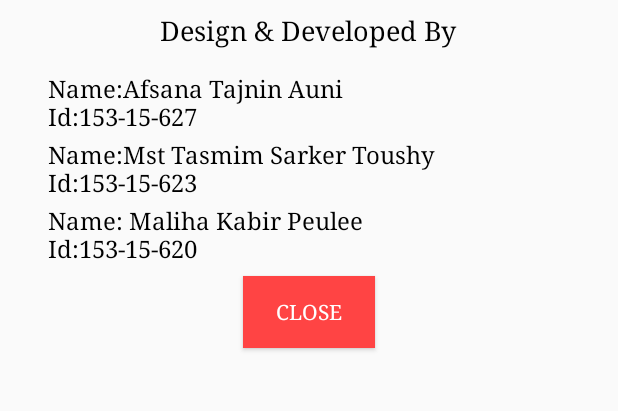
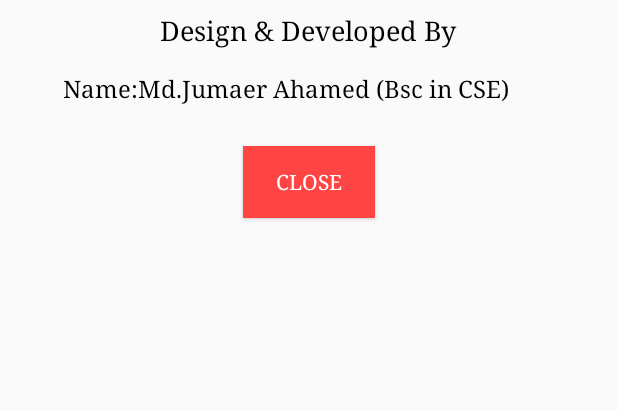
Before and after one commit to Jumaer/Women_Security_, an Android app: the layout about_us.xml on its own in the app's theme, with its tools: preview values and no code run, on a phone screen of 412 x 824 dp, the part 227-638 px from its top. Run offline under Robolectric (Android 15) with nearby library versions, the phone set to English and light mode, and no system bars.

Commit message:
changed layout me

```diff
--- a/app/src/main/res/layout/about_us.xml
+++ b/app/src/main/res/layout/about_us.xml
@@ -38,51 +38,29 @@
         android:textColor="@android:color/black"/>
 
     <androidx.appcompat.widget.AppCompatTextView
-        android:id="@+id/first"
+        android:id="@+id/me"
         android:layout_width="wrap_content"
         android:layout_height="wrap_content"
         android:layout_below="@id/developed_by"
-        android:layout_marginTop="16sp"
-        android:layout_marginLeft="16sp"
-        android:text="@string/first"
+        android:layout_marginTop="16dp"
+        android:layout_marginLeft="26dp"
+        android:text="@string/me"
         android:textColor="@android:color/black"
         android:fontFamily="serif"
         android:textSize="16sp"/>
-    <androidx.appcompat.widget.AppCompatTextView
-        android:id="@+id/second"
-        android:layout_width="wrap_content"
-        android:layout_height="wrap_content"
-        android:layout_below="@id/first"
-        android:layout_marginTop="4sp"
-        android:layout_marginLeft="16sp"
-        android:text="@string/second"
-        android:fontFamily="serif"
-        android:textSize="16sp"
-        android:textColor="@android:color/black"/>
-    <androidx.appcompat.widget.AppCompatTextView
-        android:id="@+id/third"
-        android:layout_width="wrap_content"
-        android:layout_height="wrap_content"
-        android:layout_marginTop="4sp"
-        android:layout_marginLeft="16sp"
-        android:layout_below="@id/second"
-        android:text="@string/third"
-        android:fontFamily="serif"
-        android:textSize="16sp"
-        android:textColor="@android:color/black"/>
 
     <androidx.appcompat.widget.AppCompatButton
         android:id="@+id/close"
         android:layout_width="wrap_content"
         android:layout_height="wrap_content"
         android:layout_centerHorizontal="true"
-        android:layout_marginTop="8sp"
-        android:layout_below="@id/third"
+        android:layout_marginTop="28dp"
+        android:layout_below="@id/me"
         android:background="@android:color/holo_red_light"
         android:text="Close"
         android:fontFamily="serif"
         android:textColor="@android:color/white"
-        android:paddingLeft="16sp"
-        android:paddingRight="16sp"/>
+        android:paddingLeft="16dp"
+        android:paddingRight="16dp"/>
 
 </RelativeLayout>
--- a/app/src/main/res/values/strings.xml
+++ b/app/src/main/res/values/strings.xml
@@ -6,9 +6,10 @@
     <string name="action_settings">Settings</string>
 
     <!--User Name-->
-    <string name="first">Name:Afsana Tajnin Auni\nId:153-15-627</string>
-    <string name="second">Name:Mst Tasmim Sarker Toushy\nId:153-15-623</string>
-    <string name="third">Name: Maliha Kabir Peulee\nId:153-15-620</string>
+    <string name="me">Name:Md.Jumaer Ahamed (Bsc in CSE)</string>
+
+
+
     <string name="dev">Design &amp; Developed By</string>
 
     <!--Settings-->
```
